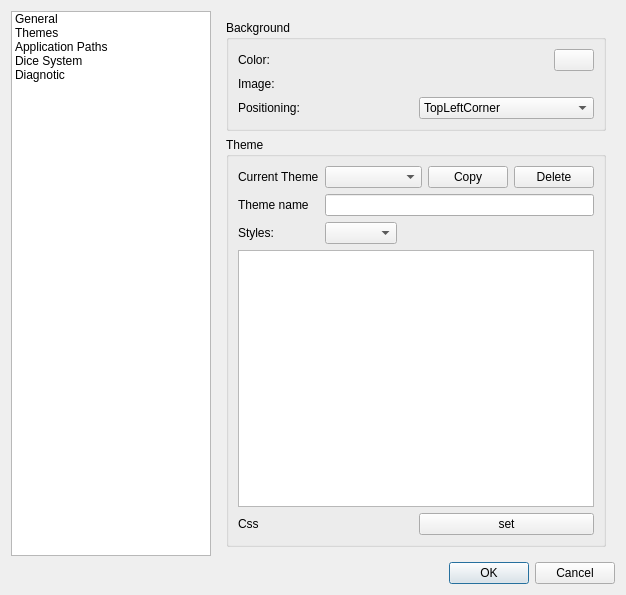
Qt form src/preferences/preferencesdialogbox.ui (Rolisteam/rolisteam) before a commit.
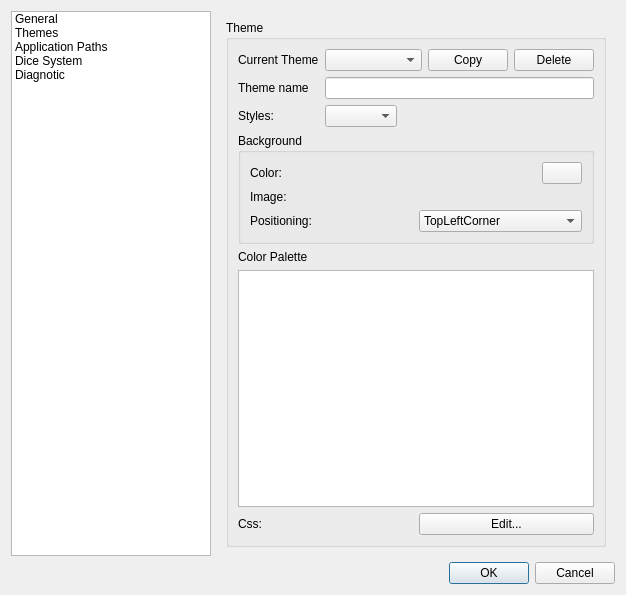
The same form after that commit. Custom widgets are drawn as their Qt base class.

Commit message: -add theming stuff. Changing theme is working. some issues with bg path.

Patch:
```diff
--- a/src/preferences/preferencesdialogbox.ui
+++ b/src/preferences/preferencesdialogbox.ui
@@ -192,7 +192,90 @@
         </layout>
        </widget>
        <widget class="QWidget" name="page">
-        <layout class="QVBoxLayout" name="verticalLayout_30">
+        <layout class="QVBoxLayout" name="verticalLayout_8">
+         <item>
+          <widget class="QGroupBox" name="groupBox_8">
+           <property name="title">
+            <string>Theme</string>
+           </property>
+           <layout class="QVBoxLayout" name="verticalLayout_29">
+            <item>
+             <layout class="QHBoxLayout" name="horizontalLayout_15">
+              <item>
+               <layout class="QVBoxLayout" name="verticalLayout_15">
+                <item>
+                 <widget class="QLabel" name="label_21">
+                  <property name="text">
+                   <string>Current Theme</string>
+                  </property>
+                 </widget>
+                </item>
+                <item>
+                 <widget class="QLabel" name="label_20">
+                  <property name="text">
+                   <string>Theme name</string>
+                  </property>
+                 </widget>
+                </item>
+                <item>
+                 <widget class="QLabel" name="label_19">
+                  <property name="text">
+                   <string>Styles:</string>
+                  </property>
+                 </widget>
+                </item>
+               </layout>
+              </item>
+              <item>
+               <layout class="QVBoxLayout" name="verticalLayout_16">
+                <item>
+                 <layout class="QHBoxLayout" name="horizontalLayout_13" stretch="1,0,0">
+                  <item>
+                   <widget class="QComboBox" name="m_themeComboBox"/>
+                  </item>
+                  <item>
+                   <widget class="QPushButton" name="m_copyThemeButton">
+                    <property name="text">
+                     <string>Copy</string>
+                    </property>
+                   </widget>
+                  </item>
+                  <item>
+                   <widget class="QPushButton" name="m_deleteTheme">
+                    <property name="text">
+                     <string>Delete</string>
+                    </property>
+                   </widget>
+                  </item>
+                 </layout>
+                </item>
+                <item>
+                 <widget class="QLineEdit" name="m_themeNameLineEdit"/>
+                </item>
+                <item>
+                 <layout class="QHBoxLayout" name="horizontalLayout_14">
+                  <item>
+                   <widget class="QComboBox" name="m_styleCombo"/>
+                  </item>
+                  <item>
+                   <spacer name="horizontalSpacer_4">
+                    <property name="orientation">
+                     <enum>Qt::Horizontal</enum>
+                    </property>
+                    <property name="sizeHint" stdset="0">
+                     <size>
+                      <width>40</width>
+                      <height>20</height>
+                     </size>
+                    </property>
+                   </spacer>
+                  </item>
+                 </layout>
+                </item>
+               </layout>
+              </item>
+             </layout>
+            </item>
          <item>
           <widget class="QGroupBox" name="groupBox_7">
            <property name="title">
@@ -298,87 +381,11 @@
           </widget>
          </item>
          <item>
-          <widget class="QGroupBox" name="groupBox_8">
-           <property name="title">
-            <string>Theme</string>
-           </property>
-           <layout class="QVBoxLayout" name="verticalLayout_29">
-            <item>
-             <layout class="QHBoxLayout" name="horizontalLayout_15">
-              <item>
-               <layout class="QVBoxLayout" name="verticalLayout_15">
-                <item>
-                 <widget class="QLabel" name="label_21">
+             <widget class="QLabel" name="label_13">
                   <property name="text">
-                   <string>Current Theme</string>
-                  </property>
-                 </widget>
-                </item>
-                <item>
-                 <widget class="QLabel" name="label_20">
-                  <property name="text">
-                   <string>Theme name</string>
-                  </property>
-                 </widget>
-                </item>
-                <item>
-                 <widget class="QLabel" name="label_19">
-                  <property name="text">
-                   <string>Styles:</string>
-                  </property>
-                 </widget>
-                </item>
-               </layout>
-              </item>
-              <item>
-               <layout class="QVBoxLayout" name="verticalLayout_16">
-                <item>
-                 <layout class="QHBoxLayout" name="horizontalLayout_13" stretch="1,0,0">
-                  <item>
-                   <widget class="QComboBox" name="m_themeComboBox"/>
-                  </item>
-                  <item>
-                   <widget class="QPushButton" name="m_copyThemeButton">
-                    <property name="text">
-                     <string>Copy</string>
-                    </property>
-                   </widget>
-                  </item>
-                  <item>
-                   <widget class="QPushButton" name="m_deleteTheme">
-                    <property name="text">
-                     <string>Delete</string>
-                    </property>
-                   </widget>
-                  </item>
-                 </layout>
-                </item>
-                <item>
-                 <widget class="QLineEdit" name="m_themeNameLineEdit"/>
-                </item>
-                <item>
-                 <layout class="QHBoxLayout" name="horizontalLayout_14">
-                  <item>
-                   <widget class="QComboBox" name="comboBox"/>
-                  </item>
-                  <item>
-                   <spacer name="horizontalSpacer_4">
-                    <property name="orientation">
-                     <enum>Qt::Horizontal</enum>
-                    </property>
-                    <property name="sizeHint" stdset="0">
-                     <size>
-                      <width>40</width>
-                      <height>20</height>
-                     </size>
-                    </property>
-                   </spacer>
-                  </item>
-                 </layout>
-                </item>
-               </layout>
-              </item>
-             </layout>
+               <string>Color Palette</string>
+              </property>
+             </widget>
             </item>
             <item>
              <widget class="QTableView" name="m_paletteTableView"/>
@@ -388,14 +395,14 @@
               <item>
                <widget class="QLabel" name="label_38">
                 <property name="text">
-                 <string>Css</string>
+                 <string>Css:</string>
                 </property>
                </widget>
               </item>
               <item>
                <widget class="QPushButton" name="pushButton_2">
                 <property name="text">
-                 <string>set</string>
+                 <string>Edit...</string>
                 </property>
                </widget>
               </item>
```
Lines whose indentation alone changed are shown as unchanged. The commit also changes 4 other files.
